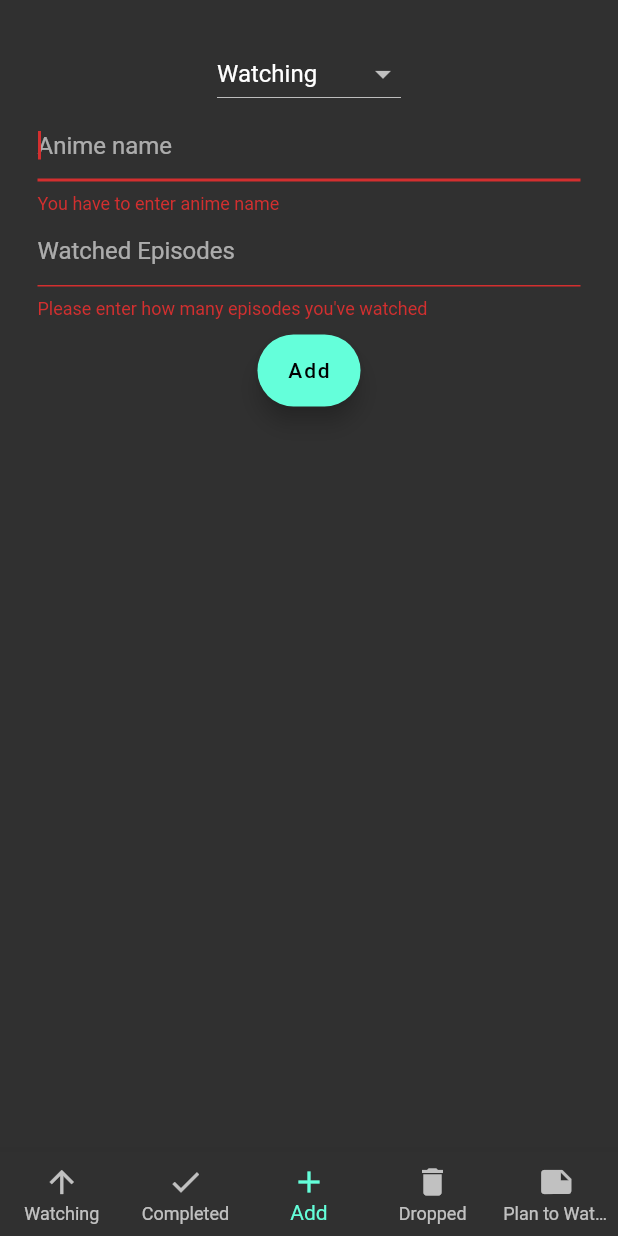
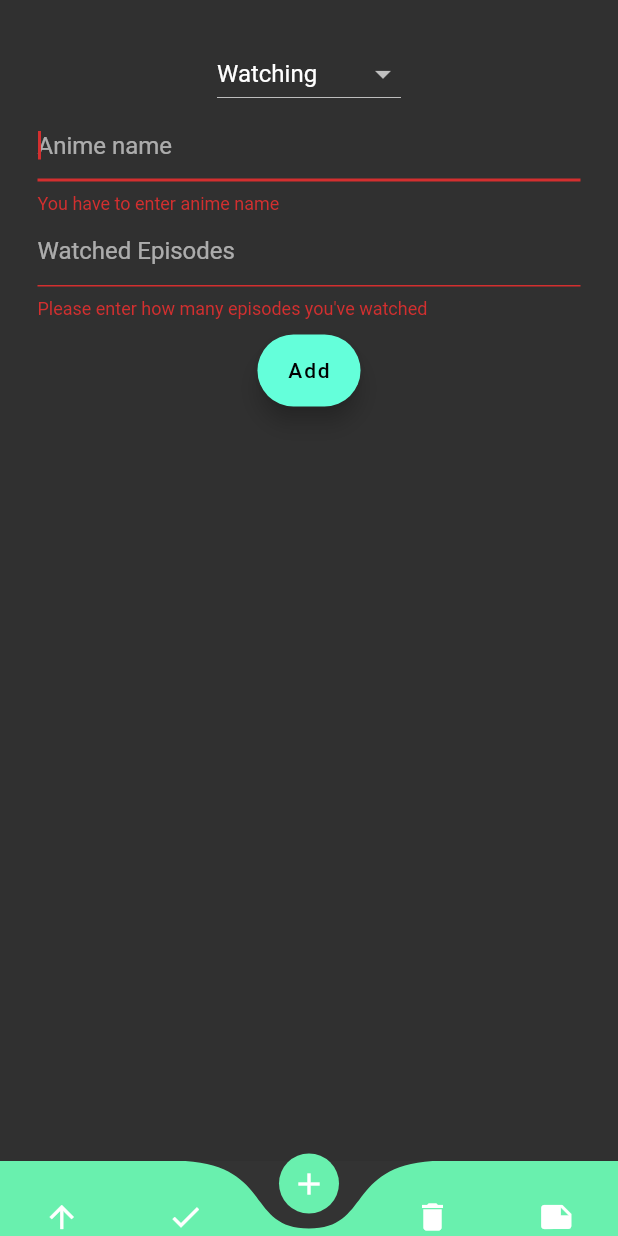
Before and after one commit to zytact/Jiyu, a Flutter app: the screen it shows after launch, item 3 of the bottom bar chosen, on a phone screen of 412 x 824 dp. Run offline on Flutter 3.47's test engine with Material 2 defaults, Android fonts, the phone set to English and light mode, and no system bars; drawn by our look-alikes of curved_navigation_bar; our stand-ins replace sqflite; accounts and stored records are empty.

Commit message:
Added animation to the bottom navigation bar

```diff
--- a/lib/home.dart
+++ b/lib/home.dart
@@ -4,6 +4,7 @@ import 'CompletedPage.dart';
 import 'DroppedPage.dart';
 import 'PlantoWatchPage.dart';
 import 'WatchingPage.dart';
+import 'package:curved_navigation_bar/curved_navigation_bar.dart';
 
 class HomePage extends StatefulWidget {
   @override
@@ -20,20 +21,35 @@ class _HomePageState extends State<HomePage> {
       DroppedPage(),
       PlantoWatchPage()
   ];
+  List<Color> color = [
+    Colors.green,
+    Colors.blue,
+    Colors.greenAccent,
+    Colors.red,
+    Colors.grey
+
+  ];
   @override
   Widget build(BuildContext context) {
     return Scaffold(
       body: tabs[_currentIndex],
-      bottomNavigationBar: BottomNavigationBar(
-        currentIndex: _currentIndex,
+      bottomNavigationBar: CurvedNavigationBar(
+        color: color[_currentIndex],
+        backgroundColor: const Color(0xFF333333),
+        buttonBackgroundColor: color[_currentIndex],
+        index: _currentIndex,
+        height: 50,
         items: [
-          BottomNavigationBarItem(icon: Icon(Icons.arrow_upward), title: Text("Watching")),
-          BottomNavigationBarItem(icon: Icon(Icons.check), title: Text("Completed")),
-          BottomNavigationBarItem(icon: Icon(Icons.add), title: Text("Add")),
-          BottomNavigationBarItem(icon: Icon(Icons.delete), title: Text("Dropped")),
-          BottomNavigationBarItem(icon: Icon(Icons.note), title: Text("Plan to Watch"))
+          Icon(Icons.arrow_upward),
+          Icon(Icons.check),
+          Icon(Icons.add),
+          Icon(Icons.delete),
+          Icon(Icons.note),
         ],
-        type: BottomNavigationBarType.fixed,
+        animationCurve: Curves.bounceInOut,
+        animationDuration: Duration(
+          milliseconds: 200
+        ),
         onTap: (index){
           setState(() {
             _currentIndex = index;
```
